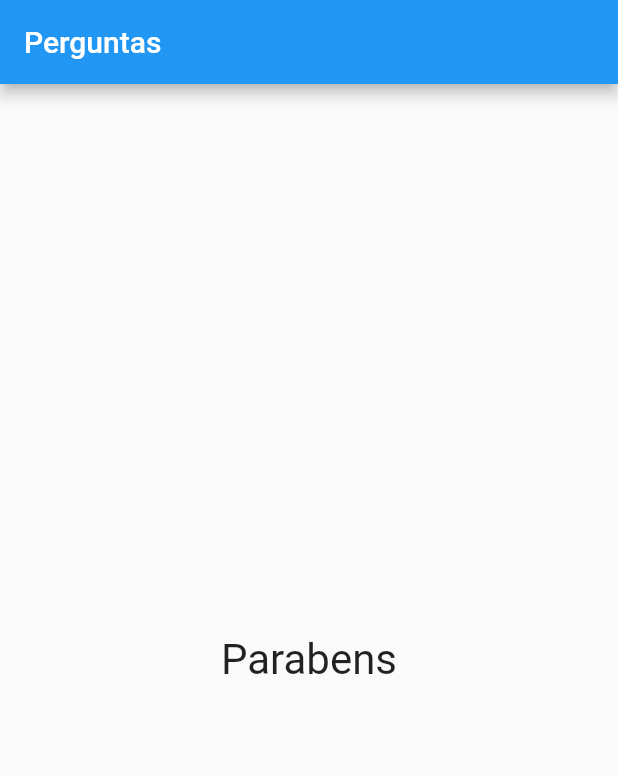
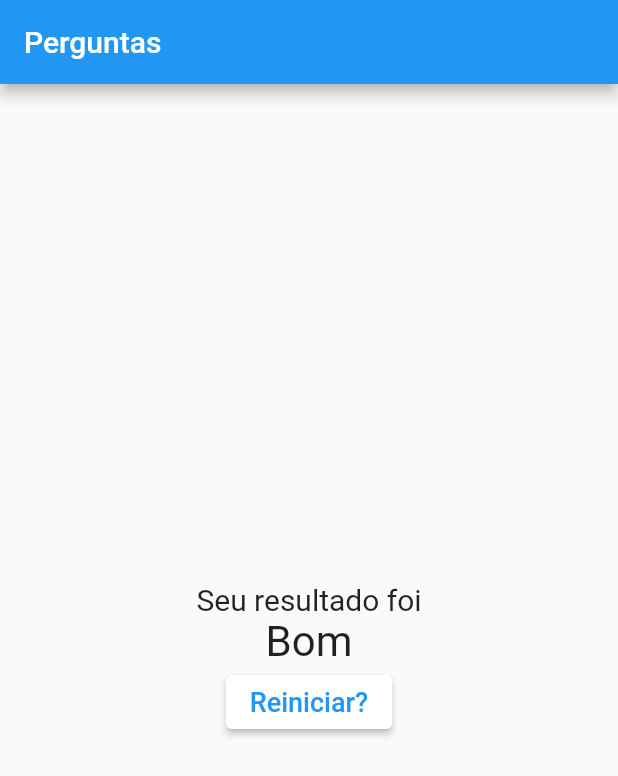
Before and after one commit to PauloHdaSLopes/projeto_perguntas, a Flutter app: the screen it shows after launch, after a tap on "15", after a tap on "Capricornio", after a tap on "Verde", on a phone screen of 412 x 824 dp. Shown: the top 776 px of the screen. Run offline on Flutter 3.47's test engine with Material 2 defaults, Android fonts, the phone set to English and light mode, and no system bars.

Commit message:
:sparkles: conclusion

```diff
--- a/lib/main.dart
+++ b/lib/main.dart
@@ -14,27 +14,27 @@ class _PerguntaAppState extends State<PerguntaApp> {
     {
       'texto': 'Qual a sua idade?',
       'respostas': [
-        {'texto': '15', 'pontos': 10},
-        {'texto': '20', 'pontos': 10},
-        {'texto': '25', 'pontos': 10},
-        {'texto': '27', 'pontos': 10},
+        {'texto': '15', 'pontos': 1},
+        {'texto': '20', 'pontos': 2},
+        {'texto': '25', 'pontos': 3},
+        {'texto': '27', 'pontos': 5},
       ]
     },
     {
       'texto': 'Qual o seu signo?',
       'respostas': [
-        {'texto': 'Peixes', 'pontos': 1},
+        {'texto': 'Peixes', 'pontos': 3},
         {'texto': 'Capricornio', 'pontos': 1},
-        {'texto': 'Sagitario', 'pontos': 1},
-        {'texto': 'Touro', 'pontos': 1},
+        {'texto': 'Sagitario', 'pontos': 2},
+        {'texto': 'Touro', 'pontos': 5},
       ]
     },
     {
       'texto': 'Qual a sua cor favorita?',
       'respostas': [
-        {'texto': 'Azul', 'pontos': 1},
-        {'texto': 'Vermelho', 'pontos': 1},
-        {'texto': 'Verde', 'pontos': 1},
+        {'texto': 'Azul', 'pontos': 2},
+        {'texto': 'Vermelho', 'pontos': 5},
+        {'texto': 'Verde', 'pontos': 3},
         {'texto': 'Amarelo', 'pontos': 1},
       ]
     },
@@ -47,7 +47,13 @@ class _PerguntaAppState extends State<PerguntaApp> {
         _pontosTotais += pontos;
       });
     }
-    print(_pontosTotais);
+  }
+
+  void _reiniciar() {
+    setState(() {
+      _perguntaSelecionada = 0;
+      _pontosTotais = 0;
+    });
   }
 
   bool get temPerguntaSelecionada {
@@ -56,12 +62,6 @@ class _PerguntaAppState extends State<PerguntaApp> {
 
   @override
   Widget build(BuildContext context) {
-    // Forma imperativa
-    // List<Widget> widgets = [];
-    // for(String texto in respostas) {
-    //   widgets.add(Resposta(texto,_responder));
-    // }
-
     return MaterialApp(
       home: Scaffold(
         appBar: AppBar(
@@ -72,7 +72,7 @@ class _PerguntaAppState extends State<PerguntaApp> {
                 perguntas: _perguntas,
                 perguntaSelecionada: _perguntaSelecionada,
                 responder: _responder)
-            : const Resultado(),
+            : Resultado(_pontosTotais, _reiniciar),
       ),
     );
   }
--- a/lib/resultado.dart
+++ b/lib/resultado.dart
@@ -1,15 +1,46 @@
 import 'package:flutter/material.dart';
 
 class Resultado extends StatelessWidget {
-  const Resultado({Key? key}) : super(key: key);
+  final int pontuacao;
+  final void Function() quandoReiniciarQuestionario;
+
+  Resultado(this.pontuacao, this.quandoReiniciarQuestionario);
+
+  String get fraseResultado {
+    if (pontuacao < 5) {
+      return "Hororoso";
+    } else if (pontuacao < 10) {
+      return "Bom";
+    } else if (pontuacao < 15) {
+      return "Muito Bom";
+    } else {
+      return "Exelente";
+    }
+  }
 
   @override
   Widget build(BuildContext context) {
-    return const Center(
-      child: Text(
-        'Parabens',
+    return Column(mainAxisAlignment: MainAxisAlignment.center, children: [
+      Center(
+        child: Text(
+        "Seu resultado foi",
+        style: TextStyle(fontSize: 20),
+      )),
+      Center(
+          child: Text(
+        fraseResultado,
         style: TextStyle(fontSize: 28),
-      ),
-    );
+      )),
+      ElevatedButton(
+          onPressed: quandoReiniciarQuestionario,
+          child: Text(
+            "Reiniciar?",
+            style: TextStyle(fontSize: 18),
+          ),
+          style: ButtonStyle(
+          backgroundColor: MaterialStateProperty.all<Color>(Colors.white),
+          foregroundColor: MaterialStateProperty.all<Color>(Colors.blue)
+        ))
+    ]);
   }
 }
```
Also changed, not shown: 1 other file.
